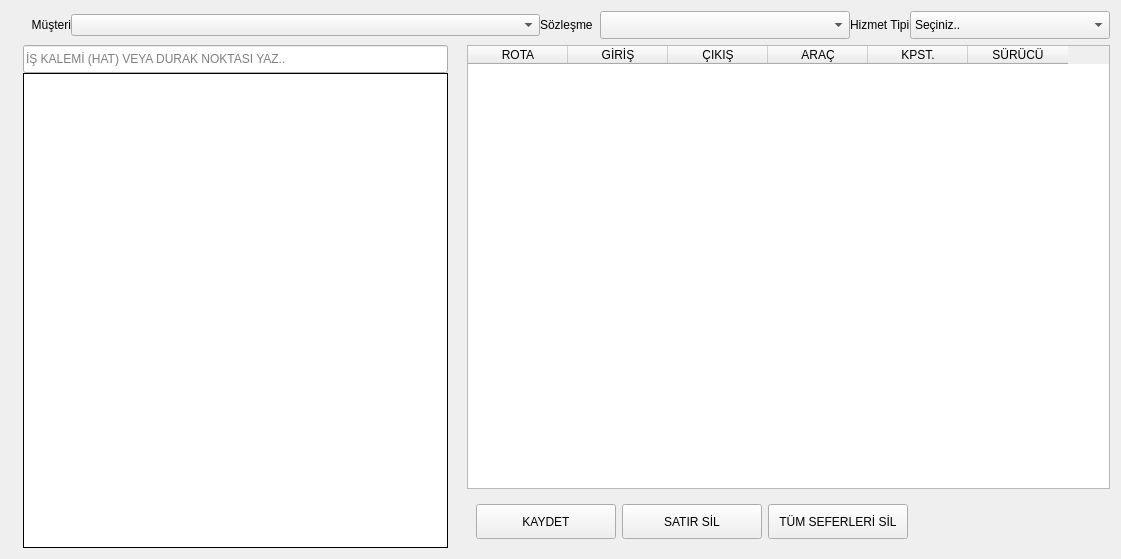
AyhanErcan70/SATTUP, file ui/ui_files/trips_grid_window.ui: the form before one commit.
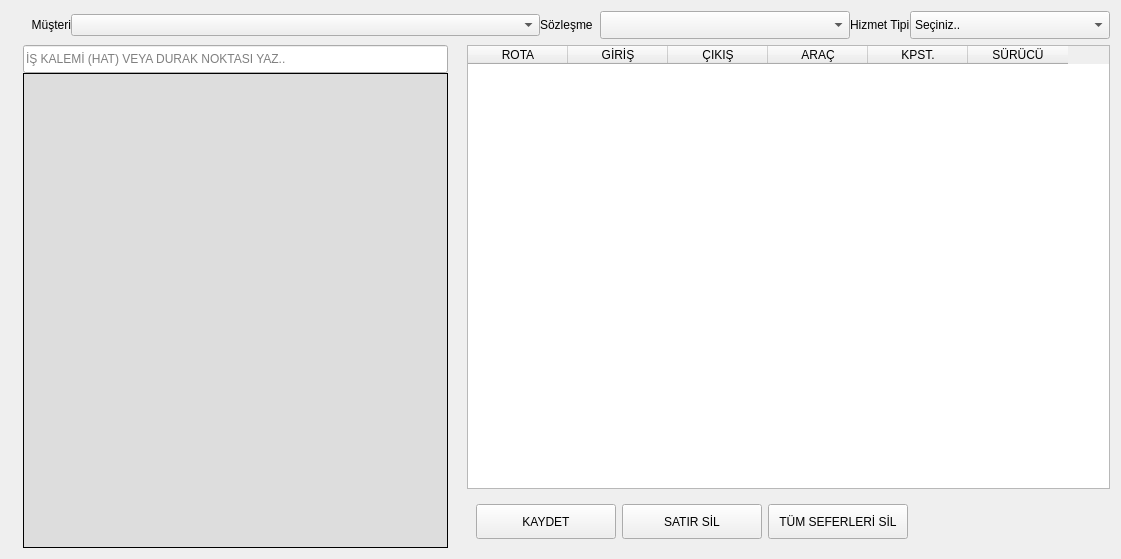
The form after the commit.

Patch:
```diff
--- a/ui/ui_files/trips_grid_window.ui
+++ b/ui/ui_files/trips_grid_window.ui
@@ -272,6 +272,9 @@
         <property name="autoFillBackground">
          <bool>false</bool>
         </property>
+        <property name="styleSheet">
+         <string notr="true">background-color: rgb(221, 221, 221);</string>
+        </property>
         <property name="frameShape">
          <enum>QFrame::Shape::Panel</enum>
         </property>
```
